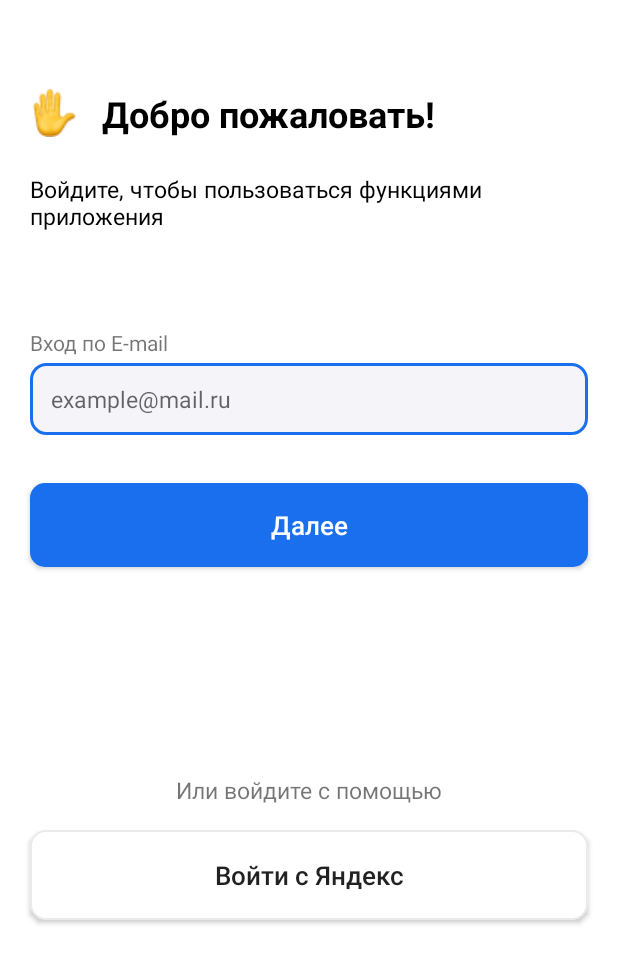
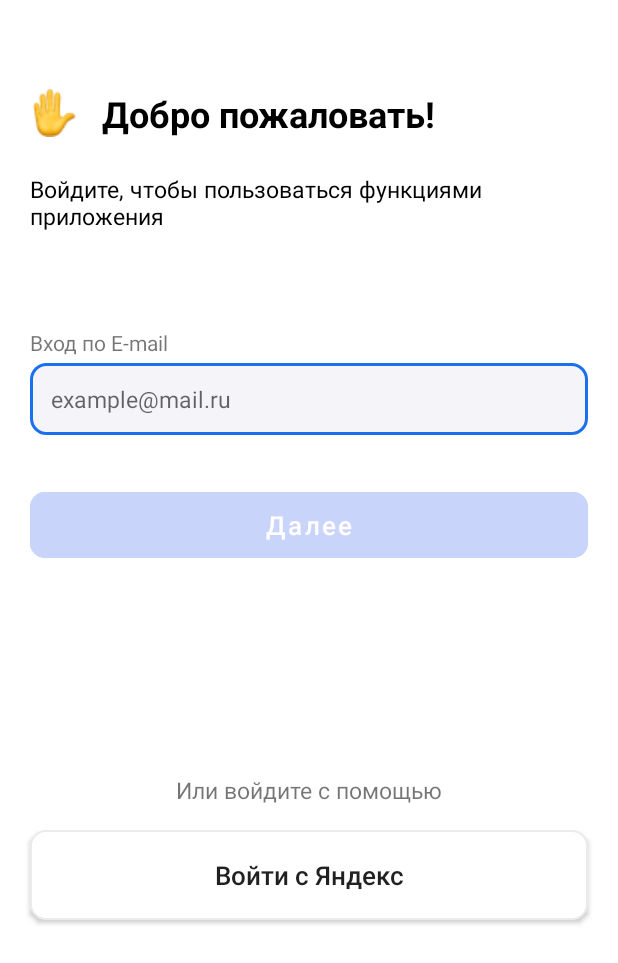
Before and after one commit to Jihiko4459/SmartLab, an Android app: the RegandLogActivity screen opened directly, with no data from a screen before it, on a phone screen of 412 x 824 dp. Shown: the top 963 px of the screen. Run offline under Robolectric (Android 15) with nearby library versions, the phone set to English and light mode, and no system bars.

Commit message:
22.03.2023

```diff
--- a/app/build.gradle
+++ b/app/build.gradle
@@ -36,7 +36,9 @@ android {
 }
 
 dependencies {
-
+    implementation "com.squareup.okhttp3:logging-interceptor:3.9.0"
+    implementation 'com.squareup.retrofit2:converter-gson:2.9.0'
+    implementation "com.squareup.retrofit2:retrofit:2.9.0"
     implementation 'androidx.core:core-ktx:1.7.0'
     implementation 'androidx.appcompat:appcompat:1.6.1'
     implementation 'com.google.android.material:material:1.8.0'
--- a/app/src/main/java/com/example/smartlab/MainActivity.kt
+++ b/app/src/main/java/com/example/smartlab/MainActivity.kt
@@ -4,11 +4,13 @@ import android.content.Intent
 import androidx.appcompat.app.AppCompatActivity
 import android.os.Bundle
 import android.os.CountDownTimer
+import android.view.WindowManager
 import kotlin.concurrent.timer
 
 class MainActivity : AppCompatActivity() {
     override fun onCreate(savedInstanceState: Bundle?) {
         super.onCreate(savedInstanceState)
+     window.setFlags(WindowManager.LayoutParams.FLAG_FULLSCREEN, WindowManager.LayoutParams.FLAG_FULLSCREEN)
         setContentView(R.layout.activity_main)
         val timer = object :CountDownTimer(5000, 1000){
             override fun onTick(millisUntilFinished: Long) {
--- a/app/src/main/java/com/example/smartlab/RegandLogActivity.kt
+++ b/app/src/main/java/com/example/smartlab/RegandLogActivity.kt
@@ -3,36 +3,73 @@ package com.example.smartlab
 import android.content.Intent
 import androidx.appcompat.app.AppCompatActivity
 import android.os.Bundle
+import android.provider.ContactsContract.CommonDataKinds.Email
+import android.util.Log
 import android.view.View
 import android.widget.EditText
 import android.widget.Toast
+import androidx.core.widget.addTextChangedListener
+import com.example.smartlab.models.SendEmail
+import com.example.smartlab.models.SuccessEmail
+import com.example.smartlab.utils.Utils
+import com.google.android.material.button.MaterialButton
+import retrofit2.Call
+import retrofit2.Callback
+import retrofit2.Response
 import java.util.regex.Pattern
 
 class RegandLogActivity : AppCompatActivity() {
     lateinit var email:EditText
-    val pattern=("[a-z]{1,100}"+"@"+"[a-z]{1,6}"+"\\."+"[a-z]{1,5}")
+    lateinit var button: MaterialButton
+    val pattern=("[a-z0-9]{1,100}"+"@"+"[a-z]{1,6}"+"\\."+"[a-z]{1,5}")
     override fun onCreate(savedInstanceState: Bundle?) {
         super.onCreate(savedInstanceState)
         setContentView(R.layout.activity_regand_log)
         email=findViewById(R.id.editTextTextEmailAddress)
+        button = findViewById(R.id.button)
+
+        email.addTextChangedListener { text ->
+            if (text.toString().length > 0) {
+                button.isEnabled = true
+            } else {
+                button.isEnabled = false
+            }
+        }
     }
     fun emailValid(text:String):Boolean{
         return Pattern.compile(pattern).matcher(text).matches()
     }
+
+    fun sendEmailOtp() {
+        val retrofit = Utils.retroInst
+        retrofit.sendEmailOtp(email.text.toString()).enqueue(object : Callback<SuccessEmail>{
+            override fun onResponse(call: Call<SuccessEmail>, response: Response<SuccessEmail>) {
+                if (response.code() == 200) {
+                    val intent= Intent(this@RegandLogActivity, CodeFromEmailActivity::class.java)
+                    intent.putExtra("email", email.text.toString()) // Закидываем на след экран email
+                    startActivity(intent)
+                    finish()
+                } else {
+                    Log.d("Error", "Fail request")
+                }
+            }
+
+            override fun onFailure(call: Call<SuccessEmail>, t: Throwable) {
+                Log.d("error", t.localizedMessage.toString())
+            }
+        })
+    }
     fun next(view: View) {
         if (email.text.toString().isNotEmpty()){
             if(emailValid(email.text.toString())){
-                val intent= Intent(this@RegandLogActivity, CodeFromEmailActivity::class.java)
-                startActivity(intent)
-                finish()
+                sendEmailOtp()
             }
             else{
-                Toast.makeText(this, "Заполните правильно все поля", Toast.LENGTH_LONG).show()
+                Toast.makeText(this, "Заполните правильно email", Toast.LENGTH_LONG).show()
             }
         }
         else{
-            Toast.makeText(this, "Заполните все поля", Toast.LENGTH_LONG).show()
+            Toast.makeText(this, "Заполните email", Toast.LENGTH_LONG).show()
         }
-
     }
 }
--- /dev/null
+++ b/app/src/main/java/com/example/smartlab/models/SendEmail.kt
@@ -0,0 +1,5 @@
+package com.example.smartlab.models
+
+data class SendEmail(
+    val email: String
+)
--- /dev/null
+++ b/app/src/main/java/com/example/smartlab/models/SuccessEmail.kt
@@ -0,0 +1,5 @@
+package com.example.smartlab.models
+
+data class SuccessEmail(
+    val message: String
+)
--- a/app/src/main/res/drawable/selected_button.xml
+++ b/app/src/main/res/color/is_enable_view.xml
@@ -1,5 +1,5 @@
 <?xml version="1.0" encoding="utf-8"?>
 <selector xmlns:android="http://schemas.android.com/apk/res/android">
-    <item android:state_="true" android:drawable="@drawable/shape4"/>
-    <item android:drawable="@drawable/shape1"/>
+    <item android:color="#1A6FEE" android:state_enabled="true"/>
+    <item android:color="#C9D4FB"/>
 </selector>
--- a/app/src/main/res/layout/activity_regand_log.xml
+++ b/app/src/main/res/layout/activity_regand_log.xml
@@ -69,17 +69,19 @@
         app:layout_constraintStart_toStartOf="parent"
         app:layout_constraintTop_toBottomOf="@+id/textView6" />
 
-    <androidx.appcompat.widget.AppCompatButton
+    <com.google.android.material.button.MaterialButton
         android:id="@+id/button"
         android:layout_width="0dp"
         android:layout_height="56dp"
-        android:background="@drawable/selected_button"
+        app:cornerRadius="10dp"
+        android:backgroundTint="@color/is_enable_view"
         android:layout_marginTop="32dp"
         android:layout_marginStart="20dp"
         android:layout_marginEnd="20dp"
         android:text="Далее"
         android:onClick="next"
         android:textColor="@color/white"
+        android:enabled="false"
         android:textAllCaps="false"
         android:textSize="17sp"
         app:layout_constraintEnd_toEndOf="parent"
--- a/app/src/main/res/values/themes.xml
+++ b/app/src/main/res/values/themes.xml
@@ -3,14 +3,15 @@
     <style name="Theme.SmartLab" parent="Theme.MaterialComponents.DayNight.NoActionBar">
         <!-- Primary brand color. -->
         <item name="colorPrimary">@color/purple_500</item>
-        <item name="colorPrimaryVariant">@color/purple_700</item>
-        <item name="colorOnPrimary">@color/white</item>
+        <item name="colorPrimaryVariant">@color/ic_launcher_background</item>
+        <item name="colorOnPrimary">@color/black</item>
         <!-- Secondary brand color. -->
         <item name="colorSecondary">@color/teal_200</item>
         <item name="colorSecondaryVariant">@color/teal_700</item>
         <item name="colorOnSecondary">@color/black</item>
         <!-- Status bar color. -->
-        <item name="android:statusBarColor">?attr/colorPrimaryVariant</item>
+        <item name="android:windowLightStatusBar">true</item>
+        <item name="android:statusBarColor">@color/white</item>
         <!-- Customize your theme here. -->
     </style>
 </resources>
```
Also changed, not shown: app/src/main/AndroidManifest.xml (+3 -4 lines), app/src/main/java/com/example/smartlab/CodeFromEmailActivity.kt (+16 -0 lines), app/src/main/java/com/example/smartlab/api/RetrofitRequest.kt (added, +15 -0 lines), app/src/main/java/com/example/smartlab/utils/Utils.kt (added, +22 -0 lines).
